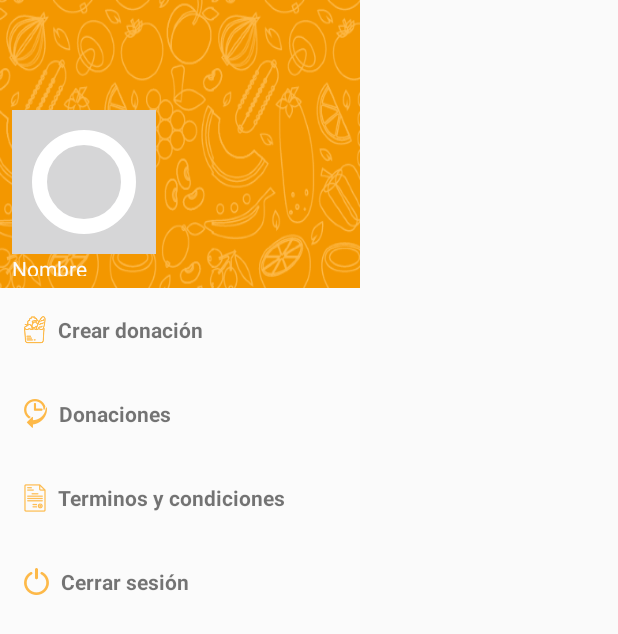
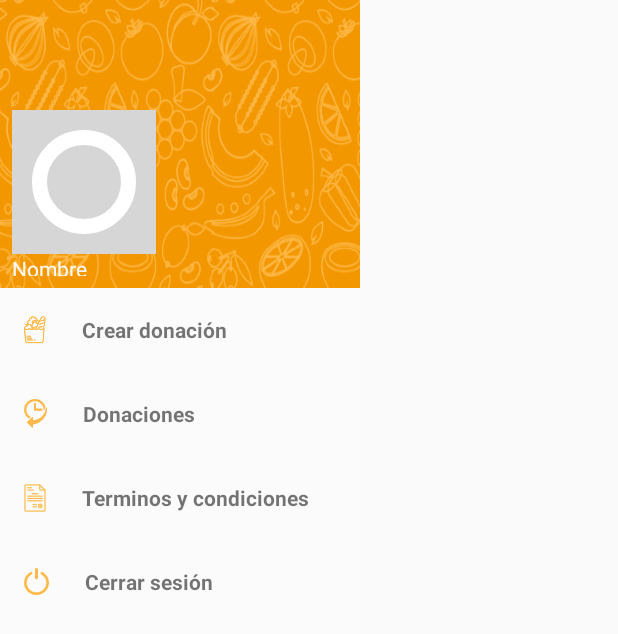
Before and after one commit to lbadi/AlimentAr-donante-android, an Android app: the layout nav_drawer.xml on its own in the app's theme, with its tools: preview values and no code run, on a phone screen of 412 x 824 dp. Shown: the top 634 px of the screen. Run offline under Robolectric (Android 15) with nearby library versions, the phone set to English and light mode, and no system bars.

Commit message:
nav ui fix

```diff
--- a/app/src/main/res/values/styles.xml
+++ b/app/src/main/res/values/styles.xml
@@ -27,7 +27,7 @@
         <item name="colorControlHighlight">@color/colorPrimary</item>
     </style>
 
-    <style name="NavItem">
+    <style name="NavItem" parent="NavDrawerElement">
         <item name="android:textStyle">bold</item>
     </style>
 
```
